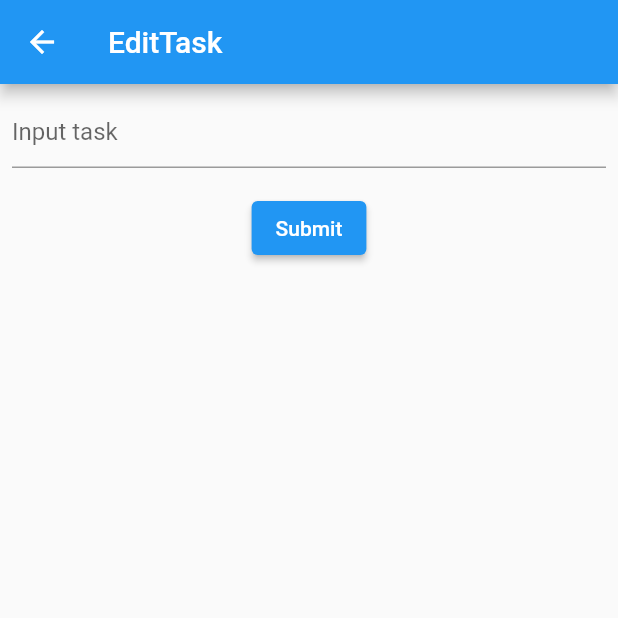
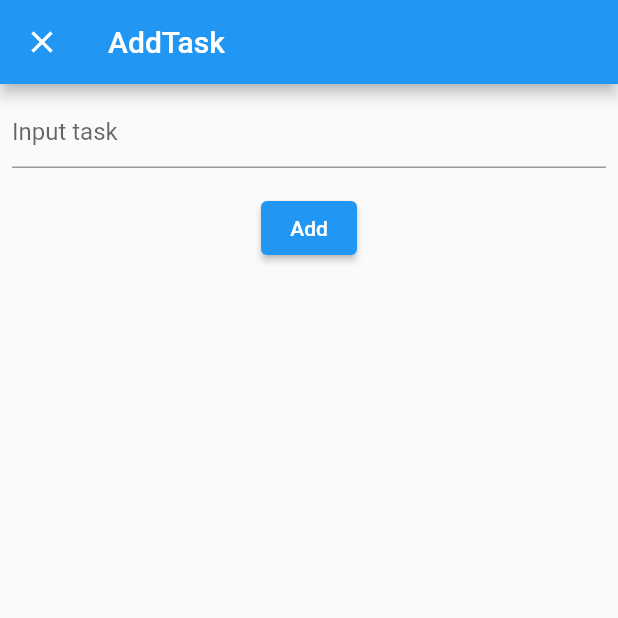
Before and after one commit to ikoba0911/todo_app_flutter, a Flutter app: the screen it shows after launch, after a tap on the "add" icon, on a phone screen of 412 x 824 dp, the top half of it. Run offline on Flutter 3.47's test engine with Material 2 defaults, Android fonts, the phone set to English and light mode, and no system bars; our stand-ins replace flutter_slidable, rxdart.

```diff
--- /dev/null
+++ b/lib/enum/task_edit_type.dart
@@ -0,0 +1,25 @@
+import 'package:todo_app_flutter/constants/constants.dart';
+
+enum TaskEditType { add, edit }
+
+extension TaskEditTypeTitle on TaskEditType {
+  String get pageTitle {
+    switch (this) {
+      case TaskEditType.add:
+        return addTaskPageTitle;
+      case TaskEditType.edit:
+        return editTaskPageTitle;
+    }
+  }
+}
+
+extension TaskEditTypeButtonTitle on TaskEditType {
+  String get buttonTitle {
+    switch (this) {
+      case TaskEditType.add:
+        return addButtonTitle;
+      case TaskEditType.edit:
+        return editButtonTitle;
+    }
+  }
+}
--- a/lib/features/edit_page/edit_bloc.dart
+++ b/lib/features/edit_page/edit_bloc.dart
@@ -6,8 +6,14 @@ class EditBloc {
   TextEditingController taskController = TextEditingController();
 
   // MARK: Input
-  final _submitSubject = PublishSubject<void>();
-  final _taskTitleSubject = BehaviorSubject<String>();
+  final _taskTitleSubject = BehaviorSubject<String>.seeded('');
+
+  // By not requiring the argument, null is returned if it is not set
+  EditBloc([String? taskTitle]) {
+    if (taskTitle != null) {
+      taskController.text = taskTitle;
+    }
+  }
 
   String getFinalTaskTitle() {
     return _taskTitleSubject.value;
@@ -17,15 +23,7 @@ class EditBloc {
     _taskTitleSubject.sink.add(task);
   }
 
-  EditBloc() {
-    // data binding
-    _bind();
-  }
-
-  void _bind() {}
-
   dispose() {
-    _submitSubject.close();
     _taskTitleSubject.close();
   }
 }
--- a/lib/features/edit_page/edit_page.dart
+++ b/lib/features/edit_page/edit_page.dart
@@ -1,16 +1,23 @@
 import 'package:flutter/material.dart';
+import 'package:todo_app_flutter/constants/constants.dart';
+import 'package:todo_app_flutter/enum/task_edit_type.dart';
 import 'package:todo_app_flutter/features/edit_page/edit_bloc.dart';
 
 class EditPage extends StatelessWidget {
-  final _bloc = EditBloc();
+  final TaskEditType? type;
+  EditBloc bloc = EditBloc();
 
-  EditPage({Key? key}) : super(key: key);
+  EditPage(this.type, String? taskTitle) {
+    if (taskTitle != null) {
+      bloc = EditBloc(taskTitle);
+    }
+  }
 
   @override
   Widget build(BuildContext context) {
     return Scaffold(
       appBar: AppBar(
-        title: const Text("EditTask"),
+        title: Text(type?.pageTitle ?? ''),
       ),
       body: Center(
         child: Padding(
@@ -18,12 +25,12 @@ class EditPage extends StatelessWidget {
           child: Column(
             children: [
               TextField(
-                controller: _bloc.taskController,
+                controller: bloc.taskController,
                 decoration: const InputDecoration(
-                  hintText: 'Input task',
+                  hintText: placeholdersForInputFields,
                 ),
                 onChanged: (text) {
-                  _bloc.sendTaskTitle(text);
+                  bloc.sendTaskTitle(text);
                 },
               ),
               const SizedBox(
@@ -31,9 +38,9 @@ class EditPage extends StatelessWidget {
               ),
               ElevatedButton(
                 onPressed: () {
-                  Navigator.of(context).pop(_bloc.getFinalTaskTitle());
+                  Navigator.of(context).pop(bloc.getFinalTaskTitle());
                 },
-                child: const Text('Submit'),
+                child: Text(type?.buttonTitle ?? ''),
               )
             ],
           ),
--- a/lib/features/home_page/home_page.dart
+++ b/lib/features/home_page/home_page.dart
@@ -1,4 +1,6 @@
 import 'package:flutter/material.dart';
+import 'package:todo_app_flutter/constants/constants.dart';
+import 'package:todo_app_flutter/enum/task_edit_type.dart';
 import 'package:todo_app_flutter/enum/task_state.dart';
 import 'package:todo_app_flutter/features/edit_page/edit_page.dart';
 import '../../model/todo.dart';
@@ -8,6 +10,8 @@ import 'dart:math' as math;
 
 class HomePage extends StatelessWidget {
   final _bloc = HomeBloc();
+  final GlobalKey<ScaffoldMessengerState> _scaffoldKey =
+      GlobalKey<ScaffoldMessengerState>();
 
   HomePage({Key? key}) : super(key: key);
 
@@ -15,21 +19,19 @@ class HomePage extends StatelessWidget {
   Widget build(BuildContext context) {
     _bloc.fetchAllTodo(); // acquire the values to be displayed in the list
 
-    return Scaffold(
+    return ScaffoldMessenger(
+      key: _scaffoldKey,
+      child: Scaffold(
         appBar: AppBar(
-        title: const Text("TodoList"),
+          title: const Text(homePageTitle),
         ),
         body: StreamBuilder<List<Todo>>(
           initialData: _bloc.listDataSource.value,
           stream: _bloc.listDataSource.stream,
           builder: (BuildContext context, AsyncSnapshot<List<Todo>> snapshot) {
             if (snapshot.hasData) {
-            return TodoList(
-              snapshot,
-              _bloc.updateTaskState,
-              _bloc.deleteTask,
-              _bloc.editTask,
-            );
+              return TodoList(snapshot, _bloc.updateTaskState, _bloc.deleteTask,
+                  _bloc.editTask, _showSnackBar);
             } else if (snapshot.hasError) {
               return Text("An error has occurred. Message:${snapshot.error}");
             }
@@ -44,17 +46,30 @@ class HomePage extends StatelessWidget {
             final String? taskTitle = await Navigator.push(
               context,
               MaterialPageRoute(
-              builder: (context) => EditPage(),
+                builder: (context) => EditPage(TaskEditType.add, null),
+                fullscreenDialog: true,
               ),
             );
 
             if (taskTitle != null) {
               final randomId = math.Random().nextInt(1000);
               _bloc.addTask(Todo(randomId, taskTitle, TaskState.todo));
+              _showSnackBar(snackBarMessageForAdditions, Colors.green);
             }
           },
           child: const Icon(Icons.add),
         ),
+      ),
     );
   }
 }
+
+extension ShowSnackBar on HomePage {
+  void _showSnackBar(String text, Color color) {
+    final snackBar = SnackBar(
+      backgroundColor: color,
+      content: Text(text),
+    );
+    _scaffoldKey.currentState?.showSnackBar(snackBar);
+  }
+}
--- a/lib/provider/todo_provider.dart
+++ b/lib/provider/todo_provider.dart
@@ -1,3 +1,5 @@
+import 'package:todo_app_flutter/constants/constants.dart';
+
 import '../enum/task_state.dart';
 import '../model/todo.dart';
 
@@ -12,9 +14,10 @@ class TodoProvider {
 extension MockTodoData on TodoProvider {
   List<Todo> mockTodoData() {
     return [
-      Todo(01, 'Task１', TaskState.done),
-      Todo(02, 'Task2', TaskState.todo),
-      Todo(03, 'Task3', TaskState.done),
+      Todo(00, demoTaskMessage1, TaskState.todo),
+      Todo(01, demoTaskMessage2, TaskState.done),
+      Todo(02, demoTaskMessage3, TaskState.todo),
+      Todo(03, demoTaskMessage4, TaskState.todo),
     ];
   }
 }
```
Also changed, not shown: lib/constants/constants.dart (added, +22 -0 lines), lib/features/home_page/home_bloc.dart (+22 -4 lines), lib/features/home_page/widget/todo_list.dart (+23 -7 lines). Lines whose indentation alone changed are shown as unchanged.
